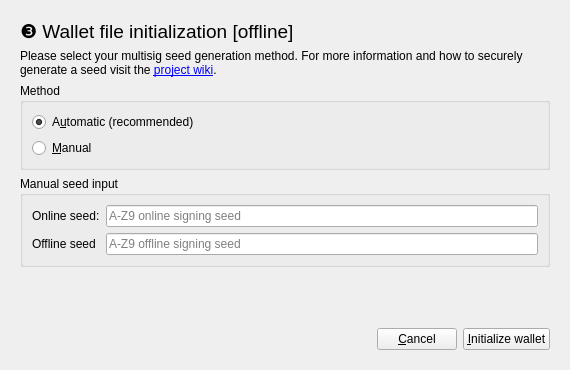
joshirio/iota-cooler, file widgets/createwalletwizard.ui: the form before one commit.
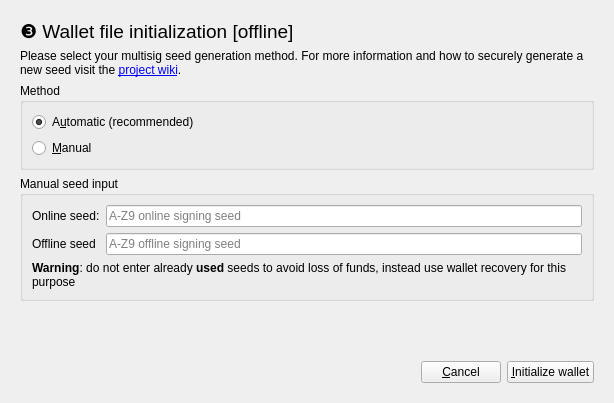
The form after the commit. The open tabs and pages were chosen to show the change.

Commit message: fix qt-aes padding, wallet recovery address generation complete

What changed in the file:
```diff
--- a/widgets/createwalletwizard.ui
+++ b/widgets/createwalletwizard.ui
@@ -6,8 +6,8 @@
    <rect>
     <x>0</x>
     <y>0</y>
-    <width>570</width>
-    <height>370</height>
+    <width>614</width>
+    <height>403</height>
    </rect>
   </property>
   <property name="windowTitle">
@@ -773,7 +773,7 @@
        <item>
         <widget class="QLabel" name="label_23">
          <property name="text">
-          <string>Please select your multisig seed generation method. For more information and how to securely generate a seed visit the &lt;a href='https://github.com/joshirio/iota-cooler/wiki/Generating-IOTA-seeds-securely'&gt;project wiki&lt;/a&gt;.</string>
+          <string>Please select your multisig seed generation method. For more information and how to securely generate a new seed visit the &lt;a href='https://github.com/joshirio/iota-cooler/wiki/Generating-IOTA-seeds-securely'&gt;project wiki&lt;/a&gt;.</string>
          </property>
          <property name="wordWrap">
           <bool>true</bool>
@@ -814,6 +814,8 @@
          <property name="title">
           <string>Manual seed input</string>
          </property>
+         <layout class="QVBoxLayout" name="verticalLayout_15">
+          <item>
          <layout class="QGridLayout" name="gridLayout_3">
           <item row="0" column="0">
            <widget class="QLabel" name="label_24">
@@ -845,6 +847,18 @@
              <string>A-Z9 offline signing seed</string>
             </property>
             <property name="clearButtonEnabled">
+               <bool>true</bool>
+              </property>
+             </widget>
+            </item>
+           </layout>
+          </item>
+          <item>
+           <widget class="QLabel" name="label_26">
+            <property name="text">
+             <string>&lt;b&gt;Warning&lt;/b&gt;: do not enter already &lt;b&gt;used&lt;/b&gt; seeds to avoid loss of funds, instead use wallet recovery for this purpose</string>
+            </property>
+            <property name="wordWrap">
              <bool>true</bool>
             </property>
            </widget>
```
Left out of the diff: 10 changed lines with no effect on the pictures. Lines whose indentation alone changed are shown as unchanged. The commit also changes 9 other files.
